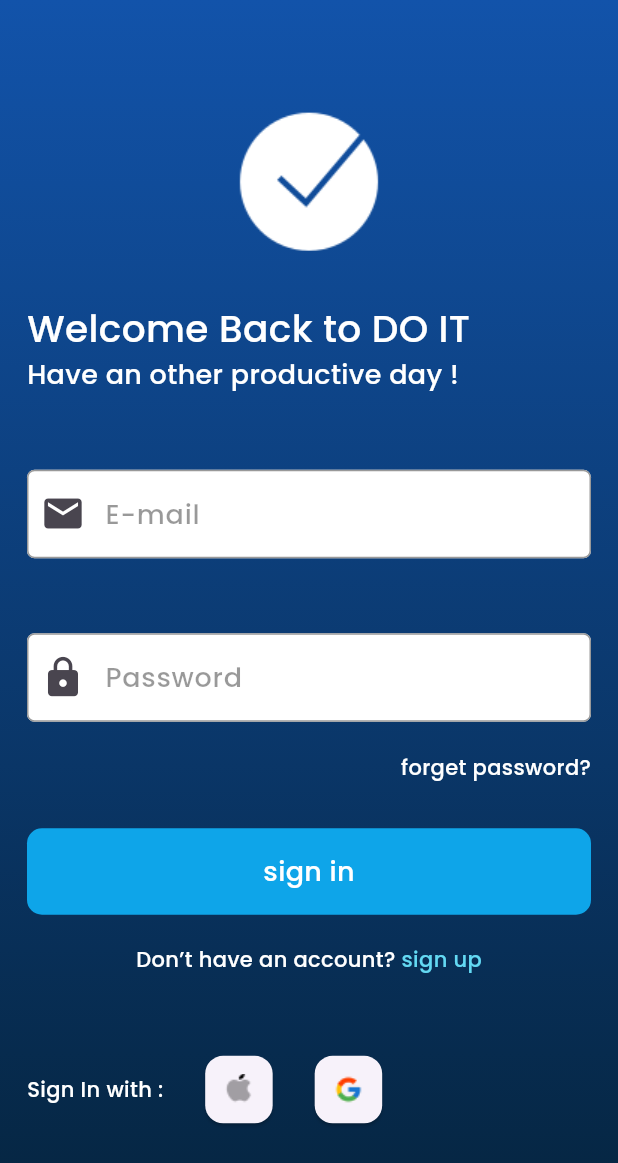
After one commit to Bhavin1313/Todo_App, a Flutter app: the Login screen opened by its route, on a phone screen of 412 x 824 dp. The commit adds this screen. Shown: the top 1163 px of the screen. Run offline on Flutter 3.47's test engine with Material 3 defaults, Android fonts, the phone set to English and light mode, and no system bars; our stand-ins replace get, google_fonts, shared_preferences; accounts and stored records are empty.

Commit message:
Login page

```diff
--- a/lib/main.dart
+++ b/lib/main.dart
@@ -1,6 +1,7 @@
 import 'package:flutter/cupertino.dart';
 import 'package:flutter/material.dart';
 import 'package:get/get.dart';
+import 'package:todo/modules/screen/login/view/login.dart';
 
 import 'modules/screen/intro/view/intro.dart';
 import 'modules/screen/splash/view/splash.dart';
@@ -15,6 +16,7 @@ void main() {
       getPages: [
         GetPage(name: '/', page: () => Splash()),
         GetPage(name: '/intro', page: () => Intro()),
+        GetPage(name: '/login', page: () => Login()),
       ],
     ),
   );
--- a/lib/modules/screen/intro/view/intro.dart
+++ b/lib/modules/screen/intro/view/intro.dart
@@ -119,10 +119,10 @@ class _IntroState extends State<Intro> {
             child: (Global.currentPageIndex == pages.length - 1)
                 ? TextButton(
                     onPressed: () async {
-                      SharedPreferences preferences =
-                          await SharedPreferences.getInstance();
-                      preferences.setBool("isIntroVisited", true);
-                      Get.offNamed("/login");
+                      // SharedPreferences preferences =
+                      //     await SharedPreferences.getInstance();
+                      // preferences.setBool("isIntroVisited", true);
+                      Get.offNamed('/login');
                     },
                     child: const CircleAvatar(
                       radius: 30,
--- /dev/null
+++ b/lib/modules/screen/login/view/login.dart
@@ -0,0 +1,224 @@
+import 'package:flutter/material.dart';
+import 'package:get/get.dart';
+
+import '../../../../utils/globals/global.dart';
+
+class Login extends StatefulWidget {
+  const Login({super.key});
+
+  @override
+  State<Login> createState() => _LoginState();
+}
+
+class _LoginState extends State<Login> {
+  GlobalKey<FormState> formKey = GlobalKey<FormState>();
+  String? email;
+  String? pass;
+  TextEditingController email_c = TextEditingController();
+  TextEditingController pass_c = TextEditingController();
+  @override
+  Widget build(BuildContext context) {
+    return Scaffold(
+      body: Container(
+        height: Get.height,
+        width: Get.width,
+        decoration: const BoxDecoration(
+          gradient: LinearGradient(
+              colors: [
+                Color(0xff1253AA),
+                Color(0xff05243E),
+              ],
+              stops: [
+                0.0,
+                1.0
+              ],
+              begin: FractionalOffset.topCenter,
+              end: FractionalOffset.bottomCenter,
+              tileMode: TileMode.repeated),
+        ),
+        child: Center(
+          child: Form(
+            key: formKey,
+            child: Padding(
+              padding: const EdgeInsets.all(18),
+              child: Column(
+                crossAxisAlignment: CrossAxisAlignment.start,
+                mainAxisAlignment: MainAxisAlignment.center,
+                children: [
+                  Center(
+                    child: Image.asset("assets/Checkmark.png"),
+                  ),
+                  const SizedBox(
+                    height: 30,
+                  ),
+                  Text(
+                    "Welcome Back to DO IT ",
+                    style: Global.poppins25,
+                  ),
+                  Text(
+                    "Have an other productive day !",
+                    style: Global.poppins18,
+                  ),
+                  const SizedBox(
+                    height: 50,
+                  ),
+                  TextFormField(
+                    validator: (val) {
+                      if (val!.isEmpty) {
+                        return "Enter Valid Password";
+                      } else {
+                        return null;
+                      }
+                    },
+                    controller: email_c,
+                    onSaved: (val) {
+                      email = val!;
+                    },
+                    decoration: InputDecoration(
+                      prefixIcon: IconButton(
+                        onPressed: () {},
+                        icon: const Icon(
+                          Icons.email,
+                          size: 30,
+                        ),
+                      ),
+                      filled: true,
+                      fillColor: Colors.white,
+                      hintText: "E-mail",
+                      hintStyle: Global.poppins18black,
+                      border: outlineInputBorder(),
+                      enabledBorder: outlineInputBorder(),
+                      focusedBorder: outlineInputBorder(),
+                    ),
+                  ),
+                  const SizedBox(
+                    height: 50,
+                  ),
+                  TextFormField(
+                    validator: (val) {
+                      if (val!.isEmpty) {
+                        return "Enter Valid Password";
+                      } else {
+                        return null;
+                      }
+                    },
+                    controller: pass_c,
+                    onSaved: (val) {
+                      pass = val!;
+                    },
+                    obscureText: true,
+                    decoration: InputDecoration(
+                      prefixIcon: IconButton(
+                        onPressed: () {},
+                        icon: const Icon(
+                          Icons.lock,
+                          size: 30,
+                        ),
+                      ),
+                      filled: true,
+                      fillColor: Colors.white,
+                      hintText: "Password",
+                      hintStyle: Global.poppins18black,
+                      border: outlineInputBorder(),
+                      enabledBorder: outlineInputBorder(),
+                      focusedBorder: outlineInputBorder(),
+                    ),
+                  ),
+                  SizedBox(
+                    height: 20,
+                  ),
+                  Row(
+                    children: [
+                      Text(""),
+                      Spacer(),
+                      Text(
+                        "forget password?",
+                        style: Global.poppins14,
+                      ),
+                    ],
+                  ),
+                  SizedBox(
+                    height: 30,
+                  ),
+                  GestureDetector(
+                    onTap: () {
+                      Get.offNamedUntil('/home', (routes) => false);
+                    },
+                    child: Container(
+                      height: Get.height * .07,
+                      width: Get.width,
+                      decoration: BoxDecoration(
+                        color: Color(0xff0EA5E9),
+                        borderRadius: BorderRadius.circular(10),
+                      ),
+                      alignment: Alignment.center,
+                      child: Text(
+                        "sign in",
+                        style: Global.poppins18,
+                      ),
+                    ),
+                  ),
+                  SizedBox(
+                    height: 20,
+                  ),
+                  Row(
+                    mainAxisAlignment: MainAxisAlignment.center,
+                    children: [
+                      Text(
+                        "Don’t have an account? ",
+                        style: Global.poppins14,
+                      ),
+                      Text(
+                        "sign up",
+                        style: Global.poppins14blue,
+                      ),
+                    ],
+                  ),
+                  SizedBox(
+                    height: 50,
+                  ),
+                  Row(
+                    mainAxisAlignment: MainAxisAlignment.start,
+                    children: [
+                      Text(
+                        "Sign In with : ",
+                        style: Global.poppins14,
+                      ),
+                      SizedBox(
+                        width: 20,
+                      ),
+                      Card(
+                        child: Container(
+                          height: 45,
+                          width: 45,
+                          child: Image.asset("assets/Apple Logo.png"),
+                        ),
+                      ),
+                      SizedBox(
+                        width: 20,
+                      ),
+                      Card(
+                        child: Container(
+                          height: 45,
+                          width: 45,
+                          child: Image.asset("assets/Google.png"),
+                        ),
+                      ),
+                    ],
+                  ),
+                ],
+              ),
+            ),
+          ),
+        ),
+      ),
+    );
+  }
+
+  OutlineInputBorder outlineInputBorder() => OutlineInputBorder(
+        borderRadius: BorderRadius.circular(5),
+        borderSide: BorderSide(
+          color: Color(0xff999999),
+        ),
+      );
+}
--- a/lib/utils/globals/global.dart
+++ b/lib/utils/globals/global.dart
@@ -1,7 +1,43 @@
 import 'package:flutter/cupertino.dart';
+import 'package:google_fonts/google_fonts.dart';
 
 class Global {
   static PageController pageController = PageController();
 
   static int currentPageIndex = 0;
+
+  static TextStyle poppins18 = GoogleFonts.getFont(
+    'Poppins',
+    fontSize: 18,
+    fontWeight: FontWeight.w500,
+    color: Color(0xffFFFFFF),
+  );
+
+  static TextStyle poppins18black = GoogleFonts.getFont(
+    'Poppins',
+    fontSize: 18,
+    fontWeight: FontWeight.w500,
+    color: Color(0xff000000).withOpacity(.40),
+  );
+
+  static TextStyle poppins14 = GoogleFonts.getFont(
+    'Poppins',
+    fontSize: 14,
+    fontWeight: FontWeight.w500,
+    color: Color(0xffFFFFFF),
+  );
+
+  static TextStyle poppins14blue = GoogleFonts.getFont(
+    'Poppins',
+    fontSize: 14,
+    fontWeight: FontWeight.w500,
+    color: Color(0xff63D9F3),
+  );
+
+  static TextStyle poppins25 = GoogleFonts.getFont(
+    'Poppins',
+    fontSize: 25,
+    fontWeight: FontWeight.w500,
+    color: Color(0xffFFFFFF),
+  );
 }
```
Also changed, not shown: assets/Apple Logo.png (added), assets/Google.png (added).
